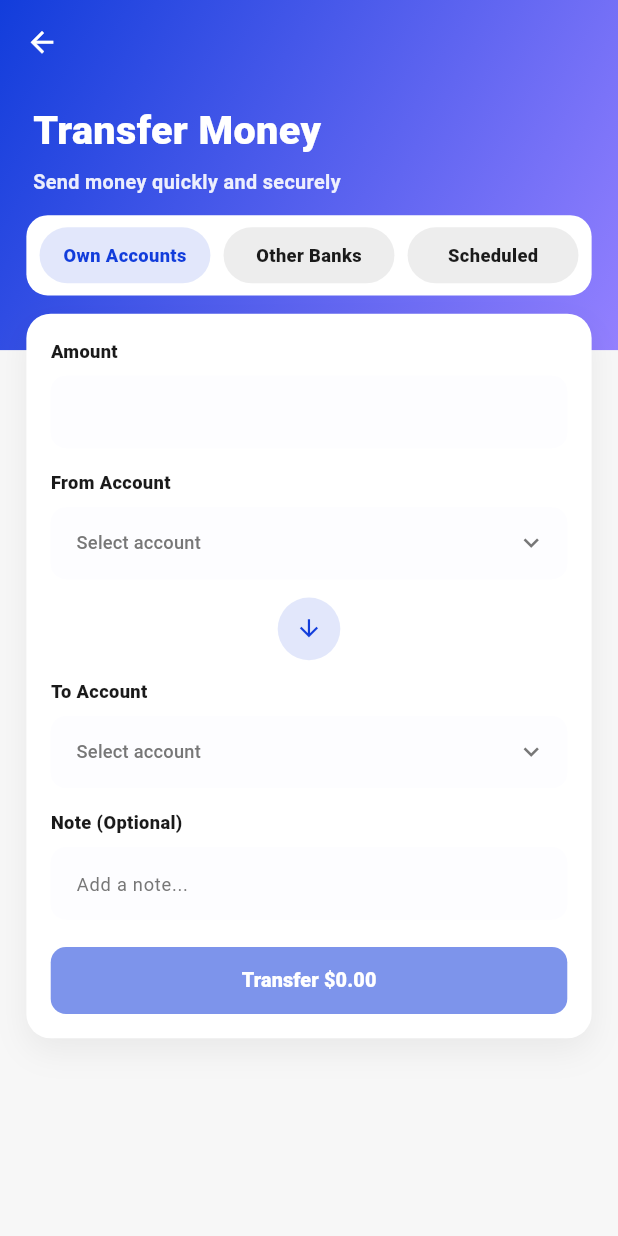
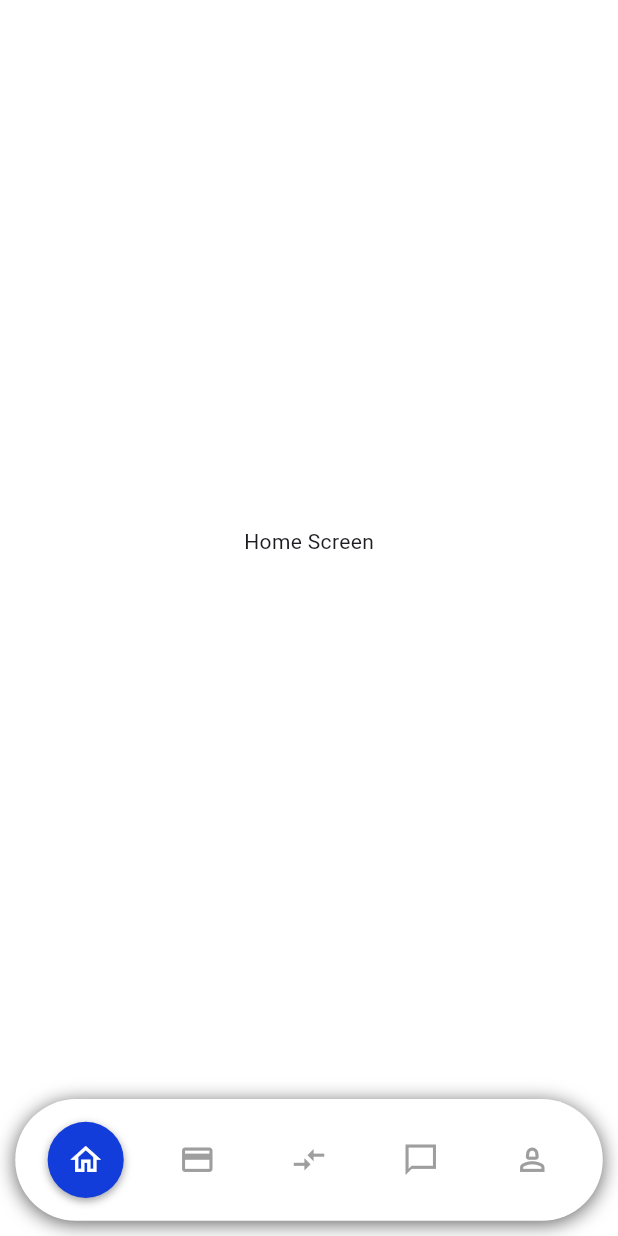
Before and after one commit to georgeAlNa/Advanced-Banking-System, a Flutter app: the screen it shows after launch, on a phone screen of 412 x 824 dp. Run offline on Flutter 3.47's test engine with Material 3 defaults, Android fonts, the phone set to English and light mode, and no system bars; our stand-ins replace dartz, dio, equatable, flutter_bloc, flutter_screenutil, freezed_annotation and 4 more; accounts and stored records are empty; statements that could not run were skipped.

Commit message:
add Bottom Nav Bar

```diff
--- a/lib/banking_system.dart
+++ b/lib/banking_system.dart
@@ -20,7 +20,7 @@ class BankingSystem extends StatelessWidget {
           debugShowCheckedModeBanner: false,
           title: 'Banking System',
           onGenerateRoute: appRouter.generateRoute,
-          initialRoute: Routes.transferMoneyScreen,
+          initialRoute: Routes.bottomNavBarScreen,
           theme: ThemeData(
             primaryColor: AppColors.blueColor,
             scaffoldBackgroundColor: AppColors.whiteColor,
--- a/lib/core/di/dependency_injection.dart
+++ b/lib/core/di/dependency_injection.dart
@@ -1,3 +1,4 @@
+import 'package:advanced_banking_system/features/home/logic/cubit/home_cubit.dart';
 import 'package:dio/dio.dart';
 
 import 'package:get_it/get_it.dart';
@@ -34,6 +35,18 @@ Future<void> setupGetit() async {
   getIt.registerLazySingleton<LoginRemoteDataSource>(
     () => LoginRemoteDataSourceImp(apiServicesImpl: getIt()),
   );
+  // //! feature - home
+
+  //cubit
+  getIt.registerFactory<HomeCubit>(() => HomeCubit());
+  //repo
+  // getIt.registerLazySingleton<LoginRepo>(
+  //   () => LoginRepo(networkInfo: getIt(), loginRemoteDataSource: getIt()),
+  // );
+  //data source
+  // getIt.registerLazySingleton<LoginRemoteDataSource>(
+  //   () => LoginRemoteDataSourceImp(apiServicesImpl: getIt()),
+  // );
   // //! feature - accounts
 
   //cubit
--- a/lib/core/routing/app_router.dart
+++ b/lib/core/routing/app_router.dart
@@ -1,11 +1,14 @@
+import 'package:advanced_banking_system/features/home/logic/cubit/home_cubit.dart';
+import 'package:advanced_banking_system/features/home/presentation/screens/bottom_nav_bar.dart';
+import 'package:advanced_banking_system/features/home/presentation/screens/home_screen.dart';
+import 'package:advanced_banking_system/features/support/presentation/screens/support_screen.dart';
 import 'package:flutter/material.dart';
 import 'package:flutter_bloc/flutter_bloc.dart';
 
-import '../../features/accounts/logic/cubit/accounts_cubit.dart';
 import '../../features/accounts/presentation/screens/accounts_screen.dart';
 import '../../features/auth/logic/login/login_cubit.dart';
 import '../../features/auth/presentation/screens/login_screen.dart';
-import '../../features/transfer_money/logic/cubit/transfer_money_cubit.dart';
+import '../../features/profile/presentation/screens/profile_screen.dart';
 import '../../features/transfer_money/presentation/screens/transfer_screen.dart';
 import '../di/dependency_injection.dart';
 import 'routes.dart';
@@ -20,20 +23,23 @@ class AppRouter {
             child: LoginScreen(),
           ),
         );
-      case Routes.accountsScreen:
+      case Routes.bottomNavBarScreen:
         return MaterialPageRoute(
           builder: (_) => BlocProvider(
-            create: (context) => getIt<AccountsCubit>(),
-            child: AccountsScreen(),
+            create: (context) => getIt<HomeCubit>(),
+            child: BottomNavBar(),
           ),
         );
+      case Routes.accountsScreen:
+        return MaterialPageRoute(builder: (_) => AccountsScreen());
       case Routes.transferMoneyScreen:
-        return MaterialPageRoute(
-          builder: (_) => BlocProvider(
-            create: (context) => getIt<TransferMoneyCubit>(),
-            child: TransferScreen(),
-          ),
-        );
+        return MaterialPageRoute(builder: (_) => TransferScreen());
+      case Routes.homeScreen:
+        return MaterialPageRoute(builder: (_) => HomeScreen());
+      case Routes.supportScreen:
+        return MaterialPageRoute(builder: (_) => SupportScreen());
+      case Routes.profileScreen:
+        return MaterialPageRoute(builder: (_) => ProfileScreen());
 
       default:
         return null;
--- a/lib/core/routing/routes.dart
+++ b/lib/core/routing/routes.dart
@@ -1,5 +1,9 @@
 class Routes {
   static const String loginScreen = '/LoginScreen';
+  static const String homeScreen = '/HomeScreen';
+  static const String bottomNavBarScreen = '/BottomNavBarScreen';
   static const String accountsScreen = '/AccountsScreen';
   static const String transferMoneyScreen = '/TransferMoneyScreen';
+  static const String supportScreen = '/SupportScreen';
+  static const String profileScreen = '/ProfileScreen';
 }
--- a/lib/features/home/logic/cubit/home_cubit.dart
+++ b/lib/features/home/logic/cubit/home_cubit.dart
@@ -0,0 +1,44 @@
+import 'package:advanced_banking_system/features/accounts/presentation/screens/accounts_screen.dart';
+import 'package:advanced_banking_system/features/support/presentation/screens/support_screen.dart';
+import 'package:advanced_banking_system/features/transfer_money/logic/cubit/transfer_money_cubit.dart';
+import 'package:advanced_banking_system/features/transfer_money/presentation/screens/transfer_screen.dart';
+import 'package:flutter/material.dart';
+import 'package:flutter_bloc/flutter_bloc.dart';
+import 'package:freezed_annotation/freezed_annotation.dart';
+
+import '../../../../core/di/dependency_injection.dart';
+import '../../../accounts/logic/cubit/accounts_cubit.dart';
+import '../../../profile/presentation/screens/profile_screen.dart';
+import '../../presentation/screens/home_screen.dart';
+
+part 'home_state.dart';
+part 'home_cubit.freezed.dart';
+
+class HomeCubit extends Cubit<HomeState> {
+  HomeCubit() : super(HomeState.initial());
+
+  int selectedIndex = 0;
+
+  final PageController pageController = PageController();
+  int selectedIndexForPageController = 0;
+
+  List<Widget> get pages => [
+    BlocProvider(create: (context) => getIt<HomeCubit>(), child: HomeScreen()),
+    BlocProvider(
+      create: (context) => getIt<AccountsCubit>(),
+      child: AccountsScreen(),
+    ),
+    BlocProvider(
+      create: (context) => getIt<TransferMoneyCubit>(),
+      child: TransferScreen(),
+    ),
+
+    SupportScreen(),
+    ProfileScreen(),
+  ];
+
+  void changePage(int index) {
+    selectedIndex = index;
+    emit(HomeState.pageChanged(index));
+  }
+}
--- /dev/null
+++ b/lib/features/home/logic/cubit/home_state.dart
@@ -0,0 +1,10 @@
+part of 'home_cubit.dart';
+
+@freezed
+class HomeState with _$HomeState {
+  const factory HomeState.initial() = _Initial;
+  const factory HomeState.loading() = Loading;
+
+  const factory HomeState.error({required String error}) = Error;
+  const factory HomeState.pageChanged(int index) = PageChanged;
+}
--- /dev/null
+++ b/lib/features/home/presentation/screens/bottom_nav_bar.dart
@@ -0,0 +1,34 @@
+import 'package:flutter/material.dart';
+import 'package:flutter_bloc/flutter_bloc.dart';
+import 'package:flutter_screenutil/flutter_screenutil.dart';
+
+import '../../../../core/constants/colors.dart';
+import '../../logic/cubit/home_cubit.dart';
+import '../widgets/bottom_nav_bar_widget.dart';
+
+class BottomNavBar extends StatelessWidget {
+  const BottomNavBar({super.key});
+
+  @override
+  Widget build(BuildContext context) {
+    return BlocBuilder<HomeCubit, HomeState>(
+      builder: (context, state) {
+        final cubit = context.read<HomeCubit>();
+
+        return SafeArea(
+          child: Scaffold(
+            backgroundColor: AppColors.whiteColor,
+            body: Padding(
+              padding: EdgeInsets.all(0.dm),
+              child: cubit.pages[cubit.selectedIndex],
+            ),
+            bottomNavigationBar: BottomNavBarWidget(
+              currentIndex: cubit.selectedIndex,
+              onTap: cubit.changePage,
+            ),
+          ),
+        );
+      },
+    );
+  }
+}
--- a/lib/features/home/presentation/screens/home_screen.dart
+++ b/lib/features/home/presentation/screens/home_screen.dart
@@ -0,0 +1,10 @@
+import 'package:flutter/material.dart';
+
+class HomeScreen extends StatelessWidget {
+  const HomeScreen({super.key});
+
+  @override
+  Widget build(BuildContext context) {
+    return const Scaffold(body: Center(child: Text('Home Screen')));
+  }
+}
--- /dev/null
+++ b/lib/features/home/presentation/widgets/bottom_nav_bar_widget.dart
@@ -0,0 +1,75 @@
+import 'package:flutter/material.dart';
+import 'package:flutter_screenutil/flutter_screenutil.dart';
+
+import '../../../../core/constants/colors.dart';
+
+class BottomNavBarWidget extends StatelessWidget {
+  final int currentIndex;
+  final ValueChanged<int> onTap;
+  const BottomNavBarWidget({
+    super.key,
+    required this.currentIndex,
+    required this.onTap,
+  });
+
+  @override
+  Widget build(BuildContext context) {
+    return Container(
+      margin: EdgeInsets.all(10.sp),
+      height: 80.h,
+      decoration: BoxDecoration(
+        color: AppColors.whiteColor,
+        borderRadius: BorderRadius.circular(40.r),
+        boxShadow: [
+          BoxShadow(
+            color: AppColors.darkGreyColor,
+            blurRadius: 10.dm,
+            offset: const Offset(0, 2),
+          ),
+        ],
+      ),
+      child: Row(
+        mainAxisAlignment: MainAxisAlignment.spaceEvenly,
+        children: [
+          _buildIcon(Icons.home_outlined, 0),
+          _buildIcon(Icons.credit_card, 1),
+          _buildIcon(Icons.compare_arrows, 2),
+          _buildIcon(Icons.messenger_outline_sharp, 3),
+          _buildIcon(Icons.person_2_outlined, 4),
+        ],
+      ),
+    );
+  }
+
+  Widget _buildIcon(IconData icon, int index) {
+    final isSelected = index == currentIndex;
+
+    return GestureDetector(
+      onTap: () => onTap(index),
+      child: Container(
+        width: 50.w,
+        height: 50.h,
+        alignment: Alignment.center,
+        child:
+            isSelected
+                ? Container(
+                  width: 50.w,
+                  height: 50.h,
+                  decoration: BoxDecoration(
+                    color: AppColors.blueColor,
+                    shape: BoxShape.circle,
+                    boxShadow: [
+                      BoxShadow(
+                        color: AppColors.greyColor,
+                        blurRadius: 4.r,
+                        offset: const Offset(0, 2),
+                      ),
+                    ],
+                  ),
+                  child: Icon(icon, color: AppColors.whiteColor, size: 24.sp),
+                )
+                : Icon(icon, color: AppColors.greyColor, size: 24.sp),
+      ),
+    );
+  }
+}
--- a/lib/features/profile/presentation/screens/profile_screen.dart
+++ b/lib/features/profile/presentation/screens/profile_screen.dart
@@ -0,0 +1,10 @@
+import 'package:flutter/material.dart';
+
+class ProfileScreen extends StatelessWidget {
+  const ProfileScreen({super.key});
+
+  @override
+  Widget build(BuildContext context) {
+    return const Scaffold(body: Center(child: Text('Profile Screen')));
+  }
+}
--- a/lib/features/support/presentation/screens/support_screen.dart
+++ b/lib/features/support/presentation/screens/support_screen.dart
@@ -0,0 +1,14 @@
+import 'package:flutter/material.dart';
+
+class SupportScreen extends StatelessWidget {
+  const SupportScreen({super.key});
+
+  @override
+  Widget build(BuildContext context) {
+    return const Scaffold(
+      body: Center(
+        child: Text('Support Screen'),
+      ),
+    );
+  }
+}
```
Also changed, not shown: lib/features/home/logic/cubit/home_cubit.freezed.dart (added), lib/features/home/logic/state/home_state.dart (deleted).
